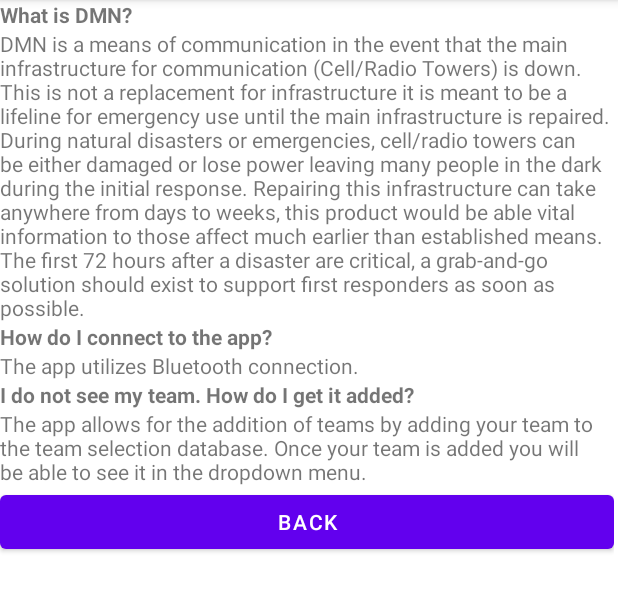
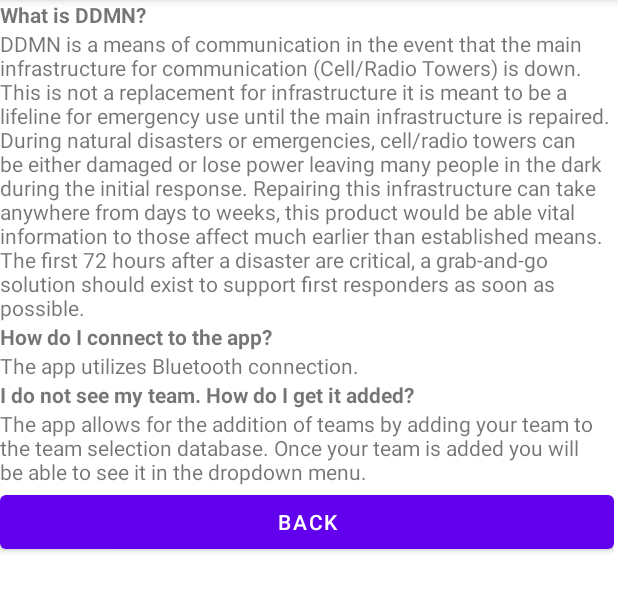
Before and after one commit to Stautyr/RapidStrike, an Android app: the ViewHelp screen opened directly, with no data from a screen before it, on a phone screen of 412 x 824 dp, the part 84-696 px from its top. Run offline under Robolectric (Android 15) with nearby library versions, the phone set to English and light mode, and no system bars.

Commit message:
Acronym change

```diff
--- a/RapidStrikeApp/app/src/main/res/layout/help_page.xml
+++ b/RapidStrikeApp/app/src/main/res/layout/help_page.xml
@@ -20,13 +20,13 @@
                 android:id="@+id/textView3"
                 android:layout_width="match_parent"
                 android:layout_height="wrap_content"
-                android:text="What is DMN?"
+                android:text="What is DDMN?"
                 android:textStyle="bold"/>
             <TextView
                 android:id="@+id/textView4"
                 android:layout_width="match_parent"
                 android:layout_height="wrap_content"
-                android:text="DMN is a means of communication in the event that the main infrastructure for communication (Cell/Radio Towers) is down. This is not a replacement for infrastructure it is meant to be a lifeline for emergency use until the main infrastructure is repaired. During natural disasters or emergencies, cell/radio towers can be either damaged or lose power leaving many people in the dark during the initial response. Repairing this infrastructure can take anywhere from days to weeks, this product would be able vital information to those affect much earlier than established means. The first 72 hours after a disaster are critical, a grab-and-go solution should exist to support first responders as soon as possible." />
+                android:text="DDMN is a means of communication in the event that the main infrastructure for communication (Cell/Radio Towers) is down. This is not a replacement for infrastructure it is meant to be a lifeline for emergency use until the main infrastructure is repaired. During natural disasters or emergencies, cell/radio towers can be either damaged or lose power leaving many people in the dark during the initial response. Repairing this infrastructure can take anywhere from days to weeks, this product would be able vital information to those affect much earlier than established means. The first 72 hours after a disaster are critical, a grab-and-go solution should exist to support first responders as soon as possible." />
             <TextView
                 android:id="@+id/textView5"
                 android:layout_width="match_parent"
```
